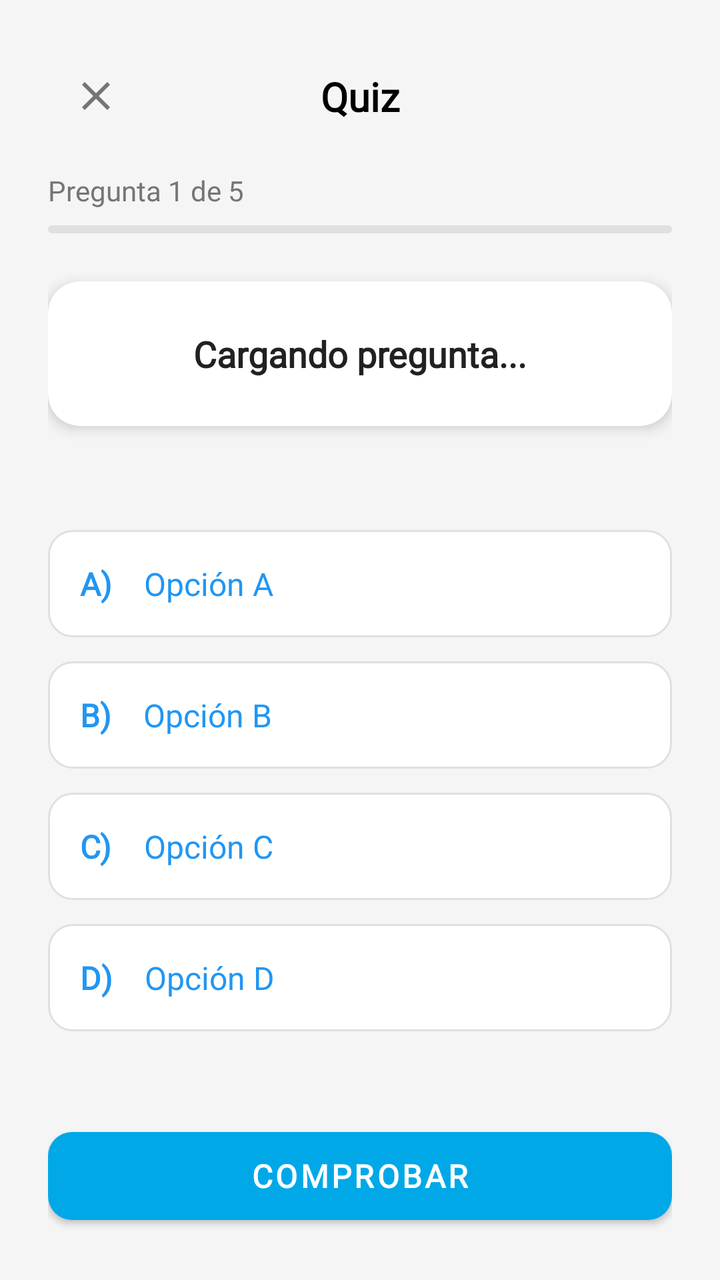
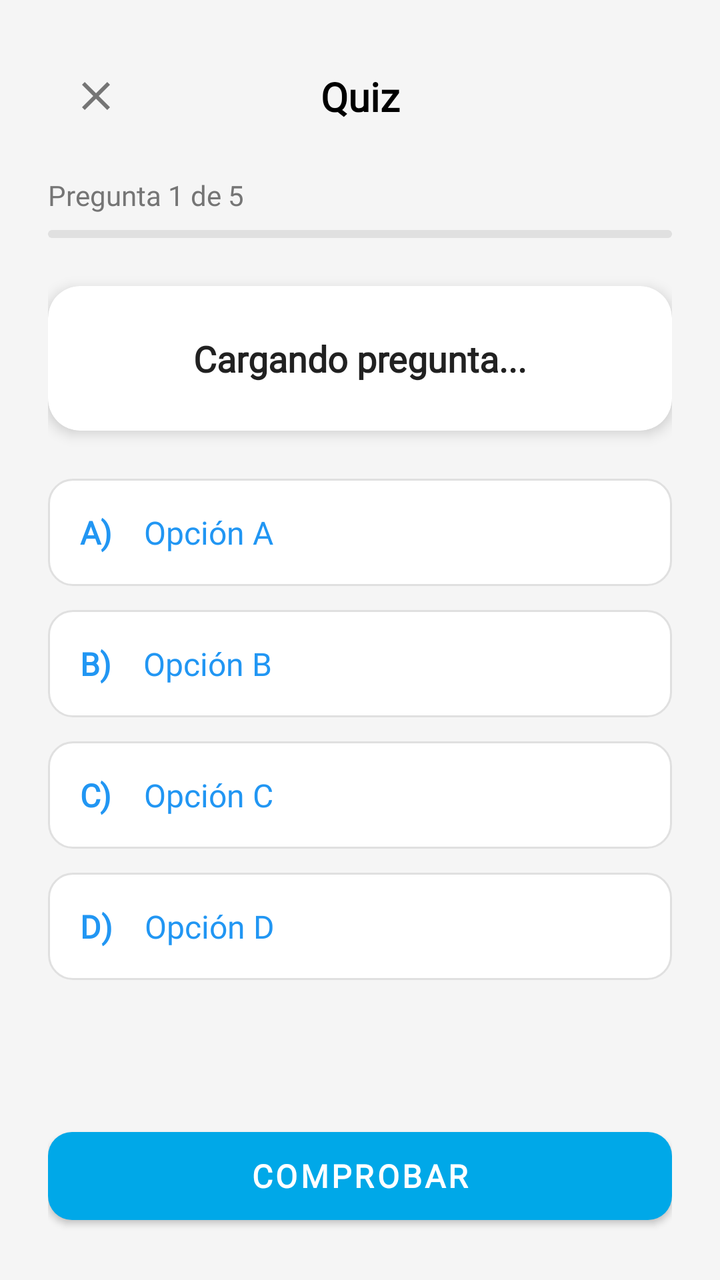

Before-and-after screenshots of an Android layout around one commit, followed by the original layout XML and the change that was made.
<!-- AndroidManifest.xml: activity theme Theme.MaterialComponents.Light.NoActionBar -->
<!-- res/layout/activity_quiz.xml -->
<?xml version="1.0" encoding="utf-8"?>
<androidx.constraintlayout.widget.ConstraintLayout xmlns:android="http://schemas.android.com/apk/res/android"
    xmlns:app="http://schemas.android.com/apk/res-auto"
    xmlns:tools="http://schemas.android.com/tools"
    android:layout_width="match_parent"
    android:layout_height="match_parent"
    android:background="#F5F5F5"
    android:padding="24dp">

    <ImageButton
        android:id="@+id/btnCloseQuiz"
        android:layout_width="48dp"
        android:layout_height="48dp"
        android:background="?attr/selectableItemBackgroundBorderless"
        android:src="@drawable/ic_cross"
        app:tint="#757575"
        app:layout_constraintStart_toStartOf="parent"
        app:layout_constraintTop_toTopOf="parent"
        tools:ignore="ContentDescription" />
    <TextView
        android:id="@+id/tvQuizTitle"
        android:layout_width="wrap_content"
        android:layout_height="wrap_content"
        android:fontFamily="@font/poppins"
        android:text="Quiz"
        android:textColor="@color/black"
        android:textSize="20sp"
        android:textStyle="bold"
        app:layout_constraintBottom_toBottomOf="@+id/btnCloseQuiz"
        app:layout_constraintEnd_toEndOf="parent"
        app:layout_constraintStart_toStartOf="parent"
        app:layout_constraintTop_toTopOf="@+id/btnCloseQuiz" />

    <TextView
        android:id="@+id/tvContador"
        android:layout_width="wrap_content"
        android:layout_height="wrap_content"
        android:layout_marginTop="24dp"
        android:fontFamily="@font/poppins"
        android:text="Pregunta 1 de 5"
        android:textColor="#757575"
        android:textSize="14sp"
        app:layout_constraintStart_toStartOf="parent"
        app:layout_constraintTop_toBottomOf="@+id/tvQuizTitle" />

    <com.google.android.material.progressindicator.LinearProgressIndicator
        android:id="@+id/progressBarQuiz"
        android:layout_width="match_parent"
        android:layout_height="wrap_content"
        android:layout_marginTop="8dp"
        android:progress="20"
        app:indicatorColor="#00A8E8"
        app:trackColor="#E0E0E0"
        app:trackCornerRadius="4dp"
        app:layout_constraintTop_toBottomOf="@+id/tvContador" />

    <com.google.android.material.card.MaterialCardView
        android:id="@+id/cardQuestion"
        android:layout_width="match_parent"
        android:layout_height="wrap_content"
        android:layout_marginTop="24dp"
        app:cardBackgroundColor="@android:color/white"
        app:cardCornerRadius="16dp"
        app:cardElevation="4dp"
        app:strokeWidth="0dp"
        app:layout_constraintTop_toBottomOf="@+id/progressBarQuiz">

        <TextView
            android:id="@+id/tvPregunta"
            android:layout_width="match_parent"
            android:layout_height="wrap_content"
            android:fontFamily="@font/poppins"
            android:padding="24dp"
            android:text="Cargando pregunta..."
            android:textColor="#212121"
            android:textSize="18sp"
            android:textStyle="bold"
            android:gravity="center"
            android:lineSpacingExtra="4dp"/>
    </com.google.android.material.card.MaterialCardView>

    <LinearLayout
        android:id="@+id/layoutOptions"
        android:layout_width="match_parent"
        android:layout_height="0dp"
        android:layout_marginTop="24dp"
        android:layout_marginBottom="16dp"
        android:orientation="vertical"
        android:gravity="center_vertical"
        app:layout_constraintBottom_toTopOf="@+id/btnComprobar"
        app:layout_constraintTop_toBottomOf="@+id/cardQuestion">

        <LinearLayout
            android:id="@+id/layoutOpcionA"
            android:layout_width="match_parent"
            android:layout_height="wrap_content"
            android:layout_marginBottom="12dp"
            android:background="@drawable/bg_blanco_redondeado"
            android:orientation="horizontal"
            android:padding="16dp"
            android:clickable="true"
            android:focusable="true"
            android:animateLayoutChanges="true">

            <TextView
                android:layout_width="wrap_content"
                android:layout_height="wrap_content"
                android:fontFamily="@font/poppins"
                android:text="A)"
                android:textColor="@color/b500"
                android:textSize="16sp"
                android:textStyle="bold" />

            <TextView
                android:id="@+id/tvOpcionA"
                android:layout_width="match_parent"
                android:layout_height="wrap_content"
                android:layout_marginStart="16dp"
                android:fontFamily="@font/poppins"
                android:text="Opción A"
                android:textColor="@color/b500"
                android:textSize="16sp"
                android:duplicateParentState="true"/>
        </LinearLayout>

        <LinearLayout
            android:id="@+id/layoutOpcionB"
            android:layout_width="match_parent"
            android:layout_height="wrap_content"
            android:layout_marginBottom="12dp"
            android:background="@drawable/bg_blanco_redondeado"
            android:orientation="horizontal"
            android:padding="16dp"
            android:clickable="true"
            android:focusable="true"
            android:animateLayoutChanges="true">

            <TextView
                android:layout_width="wrap_content"
                android:layout_height="wrap_content"
                android:fontFamily="@font/poppins"
                android:text="B)"
                android:textColor="@color/b500"
                android:textSize="16sp"
                android:textStyle="bold" />

            <TextView
                android:id="@+id/tvOpcionB"
                android:layout_width="match_parent"
                android:layout_height="wrap_content"
                android:layout_marginStart="16dp"
                android:fontFamily="@font/poppins"
                android:text="Opción B"
                android:textColor="@color/b500"
                android:textSize="16sp"
                android:duplicateParentState="true"/>
        </LinearLayout>

        <LinearLayout
            android:id="@+id/layoutOpcionC"
            android:layout_width="match_parent"
            android:layout_height="wrap_content"
            android:layout_marginBottom="12dp"
            android:background="@drawable/bg_blanco_redondeado"
            android:orientation="horizontal"
            android:padding="16dp"
            android:clickable="true"
            android:focusable="true"
            android:animateLayoutChanges="true">

            <TextView
                android:layout_width="wrap_content"
                android:layout_height="wrap_content"
                android:fontFamily="@font/poppins"
                android:text="C)"
                android:textColor="@color/b500"
                android:textSize="16sp"
                android:textStyle="bold" />

            <TextView
                android:id="@+id/tvOpcionC"
                android:layout_width="match_parent"
                android:layout_height="wrap_content"
                android:layout_marginStart="16dp"
                android:fontFamily="@font/poppins"
                android:text="Opción C"
                android:textColor="@color/b500"
                android:textSize="16sp"
                android:duplicateParentState="true"/>
        </LinearLayout>

        <LinearLayout
            android:id="@+id/layoutOpcionD"
            android:layout_width="match_parent"
            android:layout_height="wrap_content"
            android:background="@drawable/bg_blanco_redondeado"
            android:orientation="horizontal"
            android:padding="16dp"
            android:clickable="true"
            android:focusable="true"
            android:animateLayoutChanges="true">

            <TextView
                android:layout_width="wrap_content"
                android:layout_height="wrap_content"
                android:fontFamily="@font/poppins"
                android:text="D)"
                android:textColor="@color/b500"
                android:textSize="16sp"
                android:textStyle="bold" />

            <TextView
                android:id="@+id/tvOpcionD"
                android:layout_width="match_parent"
                android:layout_height="wrap_content"
                android:layout_marginStart="16dp"
                android:fontFamily="@font/poppins"
                android:text="Opción D"
                android:textColor="@color/b500"
                android:textSize="16sp"
                android:duplicateParentState="true"/>
        </LinearLayout>

    </LinearLayout>

    <com.google.android.material.button.MaterialButton
        android:id="@+id/btnComprobar"
        android:layout_width="match_parent"
        android:layout_height="56dp"
        android:fontFamily="@font/poppins"
        android:text="Comprobar"
        android:textColor="#FFFFFF"
        android:textSize="16sp"
        android:textStyle="bold"
        app:backgroundTint="#00A8E8"
        app:cornerRadius="12dp"
        app:layout_constraintBottom_toBottomOf="parent" />

</androidx.constraintlayout.widget.ConstraintLayout>
<!-- resources referenced by this layout -->
<resources>
  <color name="b500">#2196F3</color>
  <color name="black">#FF000000</color>
  <!-- drawable bg_blanco_redondeado (drawable) -->
  <?xml version="1.0" encoding="utf-8"?>
  <selector xmlns:android="http://schemas.android.com/apk/res/android">
      <item android:state_selected="true">
          <shape android:shape="rectangle">
              <solid android:color="@color/b100"/> <corners android:radius="12dp"/>
              <stroke android:width="2dp" android:color="@color/b100"/>
          </shape>
      </item>
  
      <item>
          <shape android:shape="rectangle">
              <solid android:color="#FFFFFF"/>
              <corners android:radius="12dp"/>
              <stroke android:width="1dp" android:color="#E0E0E0"/>
          </shape>
      </item>
  </selector>
  <!-- drawable ic_cross (drawable) -->
  <vector xmlns:android="http://schemas.android.com/apk/res/android"
      android:width="24dp"
      android:height="24dp"
      android:viewportWidth="24"
      android:viewportHeight="24">
      <path
          android:fillColor="#000000"
          android:pathData="M19,6.41L17.59,5L12,10.59L6.41,5L5,6.41L10.59,12L5,17.59L6.41,19L12,13.41L17.59,19L19,17.59L13.41,12L19,6.41Z" />
  </vector>
  <color name="b100">#BBDEFB</color>
</resources>

<!-- the commit's change to res/layout/activity_quiz.xml (unified diff, before → after) -->
@@ -17,6 +17,7 @@
         app:layout_constraintStart_toStartOf="parent"
         app:layout_constraintTop_toTopOf="parent"
         tools:ignore="ContentDescription" />
+
     <TextView
         android:id="@+id/tvQuizTitle"
         android:layout_width="wrap_content"
@@ -31,197 +32,225 @@
         app:layout_constraintStart_toStartOf="parent"
         app:layout_constraintTop_toTopOf="@+id/btnCloseQuiz" />
 
-    <TextView
-        android:id="@+id/tvContador"
-        android:layout_width="wrap_content"
-        android:layout_height="wrap_content"
-        android:layout_marginTop="24dp"
-        android:fontFamily="@font/poppins"
-        android:text="Pregunta 1 de 5"
-        android:textColor="#757575"
-        android:textSize="14sp"
+    <androidx.core.widget.NestedScrollView
+        android:layout_width="0dp"
+        android:layout_height="0dp"
+        android:layout_marginTop="16dp"
+        android:layout_marginBottom="16dp"
+        android:fillViewport="true"
+        app:layout_constraintBottom_toTopOf="@+id/btnComprobar"
+        app:layout_constraintEnd_toEndOf="parent"
         app:layout_constraintStart_toStartOf="parent"
-        app:layout_constraintTop_toBottomOf="@+id/tvQuizTitle" />
-
-    <com.google.android.material.progressindicator.LinearProgressIndicator
-        android:id="@+id/progressBarQuiz"
-        android:layout_width="match_parent"
-        android:layout_height="wrap_content"
-        android:layout_marginTop="8dp"
-        android:progress="20"
-        app:indicatorColor="#00A8E8"
-        app:trackColor="#E0E0E0"
-        app:trackCornerRadius="4dp"
-        app:layout_constraintTop_toBottomOf="@+id/tvContador" />
-
-    <com.google.android.material.card.MaterialCardView
-        android:id="@+id/cardQuestion"
-        android:layout_width="match_parent"
-        android:layout_height="wrap_content"
-        android:layout_marginTop="24dp"
-        app:cardBackgroundColor="@android:color/white"
-        app:cardCornerRadius="16dp"
-        app:cardElevation="4dp"
-        app:strokeWidth="0dp"
-        app:layout_constraintTop_toBottomOf="@+id/progressBarQuiz">
-
-        <TextView
-            android:id="@+id/tvPregunta"
+        app:layout_constraintTop_toBottomOf="@+id/btnCloseQuiz">
+
+        <LinearLayout
             android:layout_width="match_parent"
             android:layout_height="wrap_content"
-            android:fontFamily="@font/poppins"
-            android:padding="24dp"
-            android:text="Cargando pregunta..."
-            android:textColor="#212121"
-            android:textSize="18sp"
-            android:textStyle="bold"
-            android:gravity="center"
-            android:lineSpacingExtra="4dp"/>
-    </com.google.android.material.card.MaterialCardView>
-
-    <LinearLayout
-        android:id="@+id/layoutOptions"
-        android:layout_width="match_parent"
-        android:layout_height="0dp"
-        android:layout_marginTop="24dp"
-        android:layout_marginBottom="16dp"
-        android:orientation="vertical"
-        android:gravity="center_vertical"
-        app:layout_constraintBottom_toTopOf="@+id/btnComprobar"
-        app:layout_constraintTop_toBottomOf="@+id/cardQuestion">
-
-        <LinearLayout
-            android:id="@+id/layoutOpcionA"
-            android:layout_width="match_parent"
-            android:layout_height="wrap_content"
-            android:layout_marginBottom="12dp"
-            android:background="@drawable/bg_blanco_redondeado"
-            android:orientation="horizontal"
-            android:padding="16dp"
-            android:clickable="true"
-            android:focusable="true"
-            android:animateLayoutChanges="true">
+            android:orientation="vertical">
 
             <TextView
+                android:id="@+id/tvContador"
                 android:layout_width="wrap_content"
                 android:layout_height="wrap_content"
                 android:fontFamily="@font/poppins"
-                android:text="A)"
-                android:textColor="@color/b500"
-                android:textSize="16sp"
-                android:textStyle="bold" />
+                android:text="Pregunta 1 de 5"
+                android:textColor="#757575"
+                android:textSize="14sp" />
+
+            <com.google.android.material.progressindicator.LinearProgressIndicator
+                android:id="@+id/progressBarQuiz"
+                android:layout_width="match_parent"
+                android:layout_height="wrap_content"
+                android:layout_marginTop="8dp"
+                android:progress="20"
+                app:indicatorColor="#00A8E8"
+                app:trackColor="#E0E0E0"
+                app:trackCornerRadius="4dp" />
+
+            <com.google.android.material.card.MaterialCardView
+                android:id="@+id/cardQuestion"
+                android:layout_width="match_parent"
+                android:layout_height="wrap_content"
+                android:layout_marginTop="24dp"
+                app:cardBackgroundColor="@android:color/white"
+                app:cardCornerRadius="16dp"
+                app:cardElevation="4dp"
+                app:strokeWidth="0dp">
+
+                <TextView
+                    android:id="@+id/tvPregunta"
+                    android:layout_width="match_parent"
+                    android:layout_height="wrap_content"
+                    android:fontFamily="@font/poppins"
+                    android:padding="24dp"
+                    android:text="Cargando pregunta..."
+                    android:textColor="#212121"
+                    android:textSize="18sp"
+                    android:textStyle="bold"
+                    android:gravity="center"
+                    android:lineSpacingExtra="4dp"/>
+            </com.google.android.material.card.MaterialCardView>
 
             <TextView
-                android:id="@+id/tvOpcionA"
-                android:layout_width="match_parent"
-                android:layout_height="wrap_content"
-                android:layout_marginStart="16dp"
+                android:id="@+id/tvExplanation"
+                android:layout_width="match_parent"
+                android:layout_height="wrap_content"
+                android:layout_marginTop="16dp"
+                android:background="#FFEBEE"
                 android:fontFamily="@font/poppins"
-                android:text="Opción A"
-                android:textColor="@color/b500"
-                android:textSize="16sp"
-                android:duplicateParentState="true"/>
+                android:padding="12dp"
+                android:text="Aquí irá la explicación..."
+                android:textColor="#D32F2F"
+                android:textSize="14sp"
+                android:visibility="gone"
+                tools:visibility="visible" />
+
+            <LinearLayout
+                android:id="@+id/layoutOptions"
+                android:layout_width="match_parent"
+                android:layout_height="wrap_content"
+                android:layout_marginTop="24dp"
+                android:orientation="vertical">
+
+                <LinearLayout
+                    android:id="@+id/layoutOpcionA"
+                    android:layout_width="match_parent"
+                    android:layout_height="wrap_content"
+                    android:layout_marginBottom="12dp"
+                    android:background="@drawable/bg_blanco_redondeado"
+                    android:orientation="horizontal"
+                    android:padding="16dp"
+                    android:clickable="true"
+                    android:focusable="true"
+                    android:animateLayoutChanges="true">
+
+                    <TextView
+                        android:layout_width="wrap_content"
+                        android:layout_height="wrap_content"
+                        android:fontFamily="@font/poppins"
+                        android:text="A)"
+                        android:textColor="@color/b500"
+                        android:textSize="16sp"
+                        android:textStyle="bold"
+                        android:duplicateParentState="true"/>
+
+                    <TextView
+                        android:id="@+id/tvOpcionA"
+                        android:layout_width="match_parent"
+                        android:layout_height="wrap_content"
+                        android:layout_marginStart="16dp"
+                        android:fontFamily="@font/poppins"
+                        android:text="Opción A"
+                        android:textColor="@color/b500"
+                        android:textSize="16sp"
+                        android:duplicateParentState="true"/>
+                </LinearLayout>
+
+                <LinearLayout
+                    android:id="@+id/layoutOpcionB"
+                    android:layout_width="match_parent"
+                    android:layout_height="wrap_content"
+                    android:layout_marginBottom="12dp"
+                    android:background="@drawable/bg_blanco_redondeado"
+                    android:orientation="horizontal"
+                    android:padding="16dp"
+                    android:clickable="true"
+                    android:focusable="true"
+                    android:animateLayoutChanges="true">
+
+                    <TextView
+                        android:layout_width="wrap_content"
+                        android:layout_height="wrap_content"
+                        android:fontFamily="@font/poppins"
+                        android:text="B)"
+                        android:textColor="@color/b500"
+                        android:textSize="16sp"
+                        android:textStyle="bold"
+                        android:duplicateParentState="true"/>
+
+                    <TextView
+                        android:id="@+id/tvOpcionB"
+                        android:layout_width="match_parent"
+                        android:layout_height="wrap_content"
+                        android:layout_marginStart="16dp"
+                        android:fontFamily="@font/poppins"
+                        android:text="Opción B"
+                        android:textColor="@color/b500"
+                        android:textSize="16sp"
+                        android:duplicateParentState="true"/>
+                </LinearLayout>
+
+                <LinearLayout
+                    android:id="@+id/layoutOpcionC"
+                    android:layout_width="match_parent"
+                    android:layout_height="wrap_content"
+                    android:layout_marginBottom="12dp"
+                    android:background="@drawable/bg_blanco_redondeado"
+                    android:orientation="horizontal"
+                    android:padding="16dp"
+                    android:clickable="true"
+                    android:focusable="true"
+                    android:animateLayoutChanges="true">
+
+                    <TextView
+                        android:layout_width="wrap_content"
+                        android:layout_height="wrap_content"
+                        android:fontFamily="@font/poppins"
+                        android:text="C)"
+                        android:textColor="@color/b500"
+                        android:textSize="16sp"
+                        android:textStyle="bold"
+                        android:duplicateParentState="true"/>
+
+                    <TextView
+                        android:id="@+id/tvOpcionC"
+                        android:layout_width="match_parent"
+                        android:layout_height="wrap_content"
+                        android:layout_marginStart="16dp"
+                        android:fontFamily="@font/poppins"
+                        android:text="Opción C"
+                        android:textColor="@color/b500"
+                        android:textSize="16sp"
+                        android:duplicateParentState="true"/>
+                </LinearLayout>
+
+                <LinearLayout
+                    android:id="@+id/layoutOpcionD"
+                    android:layout_width="match_parent"
+                    android:layout_height="wrap_content"
+                    android:layout_marginBottom="12dp"
+                    android:background="@drawable/bg_blanco_redondeado"
+                    android:orientation="horizontal"
+                    android:padding="16dp"
+                    android:clickable="true"
+                    android:focusable="true"
+                    android:animateLayoutChanges="true">
+
+                    <TextView
+                        android:layout_width="wrap_content"
+                        android:layout_height="wrap_content"
+                        android:fontFamily="@font/poppins"
+                        android:text="D)"
+                        android:textColor="@color/b500"
+                        android:textSize="16sp"
+                        android:textStyle="bold"
+                        android:duplicateParentState="true"/>
+
+                    <TextView
+                        android:id="@+id/tvOpcionD"
+                        android:layout_width="match_parent"
+                        android:layout_height="wrap_content"
+                        android:layout_marginStart="16dp"
+                        android:fontFamily="@font/poppins"
+                        android:text="Opción D"
+                        android:textColor="@color/b500"
+                        android:textSize="16sp"
+                        android:duplicateParentState="true"/>
+                </LinearLayout>
+
+            </LinearLayout>
         </LinearLayout>
-
-        <LinearLayout
-            android:id="@+id/layoutOpcionB"
-            android:layout_width="match_parent"
-            android:layout_height="wrap_content"
-            android:layout_marginBottom="12dp"
-            android:background="@drawable/bg_blanco_redondeado"
-            android:orientation="horizontal"
-            android:padding="16dp"
-            android:clickable="true"
-            android:focusable="true"
-            android:animateLayoutChanges="true">
-
-            <TextView
-                android:layout_width="wrap_content"
-                android:layout_height="wrap_content"
-                android:fontFamily="@font/poppins"
-                android:text="B)"
-                android:textColor="@color/b500"
-                android:textSize="16sp"
-                android:textStyle="bold" />
-
-            <TextView
-                android:id="@+id/tvOpcionB"
-                android:layout_width="match_parent"
-                android:layout_height="wrap_content"
-                android:layout_marginStart="16dp"
-                android:fontFamily="@font/poppins"
-                android:text="Opción B"
-                android:textColor="@color/b500"
-                android:textSize="16sp"
-                android:duplicateParentState="true"/>
-        </LinearLayout>
-
-        <LinearLayout
-            android:id="@+id/layoutOpcionC"
-            android:layout_width="match_parent"
-            android:layout_height="wrap_content"
-            android:layout_marginBottom="12dp"
-            android:background="@drawable/bg_blanco_redondeado"
-            android:orientation="horizontal"
-            android:padding="16dp"
-            android:clickable="true"
-            android:focusable="true"
-            android:animateLayoutChanges="true">
-
-            <TextView
-                android:layout_width="wrap_content"
-                android:layout_height="wrap_content"
-                android:fontFamily="@font/poppins"
-                android:text="C)"
-                android:textColor="@color/b500"
-                android:textSize="16sp"
-                android:textStyle="bold" />
-
-            <TextView
-                android:id="@+id/tvOpcionC"
-                android:layout_width="match_parent"
-                android:layout_height="wrap_content"
-                android:layout_marginStart="16dp"
-                android:fontFamily="@font/poppins"
-                android:text="Opción C"
-                android:textColor="@color/b500"
-                android:textSize="16sp"
-                android:duplicateParentState="true"/>
-        </LinearLayout>
-
-        <LinearLayout
-            android:id="@+id/layoutOpcionD"
-            android:layout_width="match_parent"
-            android:layout_height="wrap_content"
-            android:background="@drawable/bg_blanco_redondeado"
-            android:orientation="horizontal"
-            android:padding="16dp"
-            android:clickable="true"
-            android:focusable="true"
-            android:animateLayoutChanges="true">
-
-            <TextView
-                android:layout_width="wrap_content"
-                android:layout_height="wrap_content"
-                android:fontFamily="@font/poppins"
-                android:text="D)"
-                android:textColor="@color/b500"
-                android:textSize="16sp"
-                android:textStyle="bold" />
-
-            <TextView
-                android:id="@+id/tvOpcionD"
-                android:layout_width="match_parent"
-                android:layout_height="wrap_content"
-                android:layout_marginStart="16dp"
-                android:fontFamily="@font/poppins"
-                android:text="Opción D"
-                android:textColor="@color/b500"
-                android:textSize="16sp"
-                android:duplicateParentState="true"/>
-        </LinearLayout>
-
-    </LinearLayout>
+    </androidx.core.widget.NestedScrollView>
 
     <com.google.android.material.button.MaterialButton
         android:id="@+id/btnComprobar"
